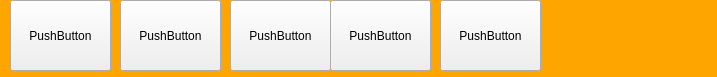
antofik/RedHelper, file Desktop/mainmenu.ui: the form before one commit.
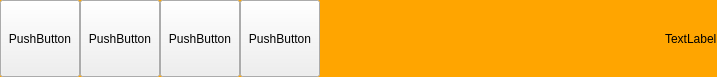
The form after the commit. Custom widgets are drawn as their Qt base class.

Patch:
```diff
--- a/Desktop/mainmenu.ui
+++ b/Desktop/mainmenu.ui
@@ -22,72 +22,122 @@
   <property name="styleSheet">
    <string notr="true">#MainMenu { background :orange;}</string>
   </property>
-  <widget class="QPushButton" name="pushButton">
-   <property name="geometry">
-    <rect>
-     <x>10</x>
-     <y>0</y>
-     <width>101</width>
-     <height>71</height>
-    </rect>
+  <layout class="QHBoxLayout" name="horizontalLayout">
+   <property name="spacing">
+    <number>0</number>
    </property>
-   <property name="text">
-    <string>PushButton</string>
-   </property>
-  </widget>
+   <property name="leftMargin">
+    <number>0</number>
+   </property>
+   <property name="topMargin">
+    <number>0</number>
+   </property>
+   <property name="rightMargin">
+    <number>0</number>
+   </property>
+   <property name="bottomMargin">
+    <number>0</number>
+   </property>
+   <item>
+    <widget class="OnlineStateSelector" name="widget" native="true">
+     <property name="sizePolicy">
+      <sizepolicy hsizetype="Maximum" vsizetype="Expanding">
+       <horstretch>0</horstretch>
+       <verstretch>0</verstretch>
+      </sizepolicy>
+     </property>
+    </widget>
+   </item>
+   <item>
   <widget class="QPushButton" name="pushButton_2">
-   <property name="geometry">
-    <rect>
-     <x>120</x>
-     <y>0</y>
-     <width>101</width>
-     <height>71</height>
-    </rect>
+     <property name="sizePolicy">
+      <sizepolicy hsizetype="Minimum" vsizetype="Expanding">
+       <horstretch>0</horstretch>
+       <verstretch>0</verstretch>
+      </sizepolicy>
    </property>
    <property name="text">
     <string>PushButton</string>
    </property>
   </widget>
+   </item>
+   <item>
   <widget class="QPushButton" name="pushButton_3">
-   <property name="geometry">
-    <rect>
-     <x>230</x>
-     <y>0</y>
-     <width>101</width>
-     <height>71</height>
-    </rect>
+     <property name="sizePolicy">
+      <sizepolicy hsizetype="Minimum" vsizetype="Expanding">
+       <horstretch>0</horstretch>
+       <verstretch>0</verstretch>
+      </sizepolicy>
    </property>
    <property name="text">
     <string>PushButton</string>
    </property>
   </widget>
+   </item>
+   <item>
   <widget class="QPushButton" name="pushButton_4">
-   <property name="geometry">
-    <rect>
-     <x>330</x>
-     <y>0</y>
-     <width>101</width>
-     <height>71</height>
-    </rect>
+     <property name="sizePolicy">
+      <sizepolicy hsizetype="Minimum" vsizetype="Expanding">
+       <horstretch>0</horstretch>
+       <verstretch>0</verstretch>
+      </sizepolicy>
    </property>
    <property name="text">
     <string>PushButton</string>
    </property>
   </widget>
+   </item>
+   <item>
   <widget class="QPushButton" name="pushButton_5">
-   <property name="geometry">
-    <rect>
-     <x>440</x>
-     <y>0</y>
-     <width>101</width>
-     <height>71</height>
-    </rect>
+     <property name="sizePolicy">
+      <sizepolicy hsizetype="Minimum" vsizetype="Expanding">
+       <horstretch>0</horstretch>
+       <verstretch>0</verstretch>
+      </sizepolicy>
    </property>
    <property name="text">
     <string>PushButton</string>
    </property>
   </widget>
- </widget>
+   </item>
+   <item>
+    <spacer name="horizontalSpacer">
+     <property name="orientation">
+      <enum>Qt::Horizontal</enum>
+     </property>
+     <property name="sizeHint" stdset="0">
+      <size>
+       <width>40</width>
+       <height>20</height>
+      </size>
+     </property>
+    </spacer>
+   </item>
+   <item>
+    <widget class="OnlineStateIndicator" name="label">
+     <property name="cursor">
+      <cursorShape>PointingHandCursor</cursorShape>
+     </property>
+     <property name="text">
+      <string>TextLabel</string>
+     </property>
+    </widget>
+   </item>
+  </layout>
+ </widget>
+ <customwidgets>
+  <customwidget>
+   <class>OnlineStateIndicator</class>
+   <extends>QLabel</extends>
+   <header>onlinestateindicator.h</header>
+  </customwidget>
+  <customwidget>
+   <class>OnlineStateSelector</class>
+   <extends>QWidget</extends>
+   <header>onlinestateselector.h</header>
+   <container>1</container>
+  </customwidget>
+ </customwidgets>
  <resources/>
  <connections/>
 </ui>
```
Lines whose indentation alone changed are shown as unchanged.
